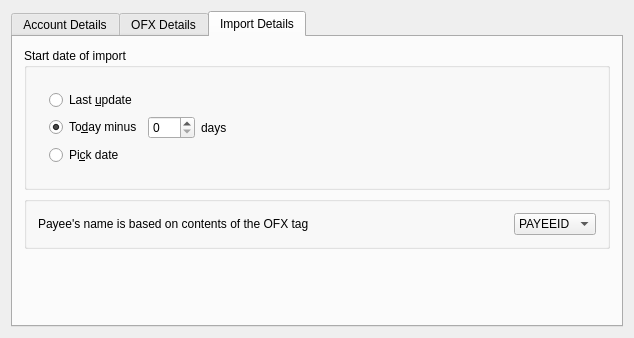
KDE/kmymoney, file kmymoney/plugins/ofx/import/dialogs/konlinebankingstatusdecl.ui: the form before one commit.
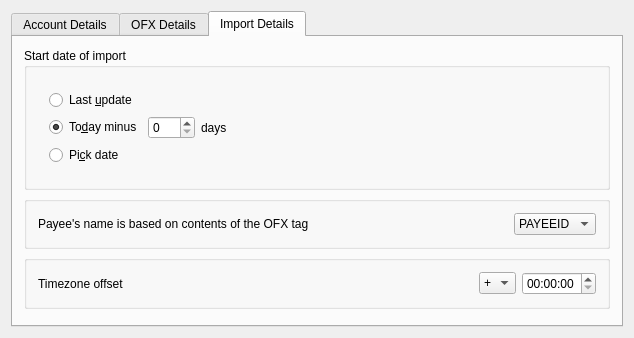
The form after the commit. The open tabs and pages were chosen to show the change. Custom widgets are drawn as their Qt base class.

Commit message:
Provide timezone offset for accounts with mapped OFX import
See https://forum.kde.org/viewtopic.php?f=69&t=152300 for details.

Backported from commit 68a686716 and adjusted to Qt4 api.

Reviewers: tbaumgart

The edit to the form file:
```diff
--- a/kmymoney/plugins/ofx/import/dialogs/konlinebankingstatusdecl.ui
+++ b/kmymoney/plugins/ofx/import/dialogs/konlinebankingstatusdecl.ui
@@ -422,6 +422,43 @@
          </layout>
         </widget>
        </item>
+       <item>
+        <widget class="QGroupBox" name="groupBox">
+         <property name="whatsThis">
+          <string>&lt;html&gt;&lt;head/&gt;&lt;body&gt;&lt;p&gt;In case the server is located in a different timezone than your local time, then the post date of imported transactions is off by a day.&lt;/p&gt;&lt;p&gt;This setting can be used to adjust the timestamps of the transactions during import to reflect your local time. It does not affect previously imported transactions. &lt;/p&gt;&lt;p&gt;If you are located west of your bank's server than enter a negative time, in case you are located east of it enter a positve time.&lt;/p&gt;&lt;p&gt;If you are not sure, leave this setting at 0:00.&lt;/p&gt;&lt;/body&gt;&lt;/html&gt;</string>
+         </property>
+         <layout class="QVBoxLayout" name="verticalLayout_6">
+          <item>
+           <layout class="QHBoxLayout" name="horizontalLayout_2" stretch="1,0,0">
+            <item>
+             <widget class="QLabel" name="label">
+              <property name="text">
+               <string>Timezone offset</string>
+              </property>
+             </widget>
+            </item>
+            <item>
+             <widget class="KComboBox" name="m_timestampOffsetSign">
+              <item>
+               <property name="text">
+                <string>+</string>
+               </property>
+              </item>
+              <item>
+               <property name="text">
+                <string>-</string>
+               </property>
+              </item>
+             </widget>
+            </item>
+            <item>
+             <widget class="QTimeEdit" name="m_timestampOffset"/>
+            </item>
+           </layout>
+          </item>
+         </layout>
+        </widget>
+       </item>
        <item>
         <spacer name="verticalSpacer">
          <property name="orientation">
```
The commit also changes 3 other files.
